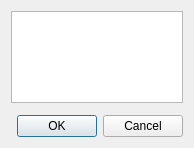
Above: Code/Common/Gui/mvdImportImagesDialog.ui from orfeotoolbox/OTB before the change. Below: the same form after it.
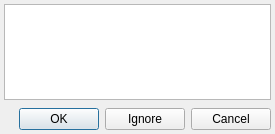
That is the form after the change. Custom widgets are drawn as their Qt base class.

Commit message: ENH: Added Ignore button to ImportImagesDialog.

What changed in the file:
```diff
--- a/Code/Common/Gui/mvdImportImagesDialog.ui
+++ b/Code/Common/Gui/mvdImportImagesDialog.ui
@@ -6,8 +6,8 @@
    <rect>
     <x>0</x>
     <y>0</y>
-    <width>194</width>
-    <height>148</height>
+    <width>275</width>
+    <height>134</height>
    </rect>
   </property>
   <property name="windowTitle">
@@ -17,6 +17,12 @@
    <locale language="C" country="AnyCountry"/>
   </property>
   <layout class="QGridLayout" name="gridLayout">
+   <property name="margin">
+    <number>4</number>
+   </property>
+   <property name="spacing">
+    <number>4</number>
+   </property>
    <item row="0" column="0">
     <widget class="QTreeView" name="filenamesTreeView"/>
    </item>
@@ -29,7 +35,7 @@
       <enum>Qt::Horizontal</enum>
      </property>
      <property name="standardButtons">
-      <set>QDialogButtonBox::Cancel|QDialogButtonBox::Ok</set>
+      <set>QDialogButtonBox::Cancel|QDialogButtonBox::Ignore|QDialogButtonBox::Ok</set>
      </property>
     </widget>
    </item>
```
Left out of the diff: 35 changed lines with no effect on the pictures. The commit also changes 5 other files.
